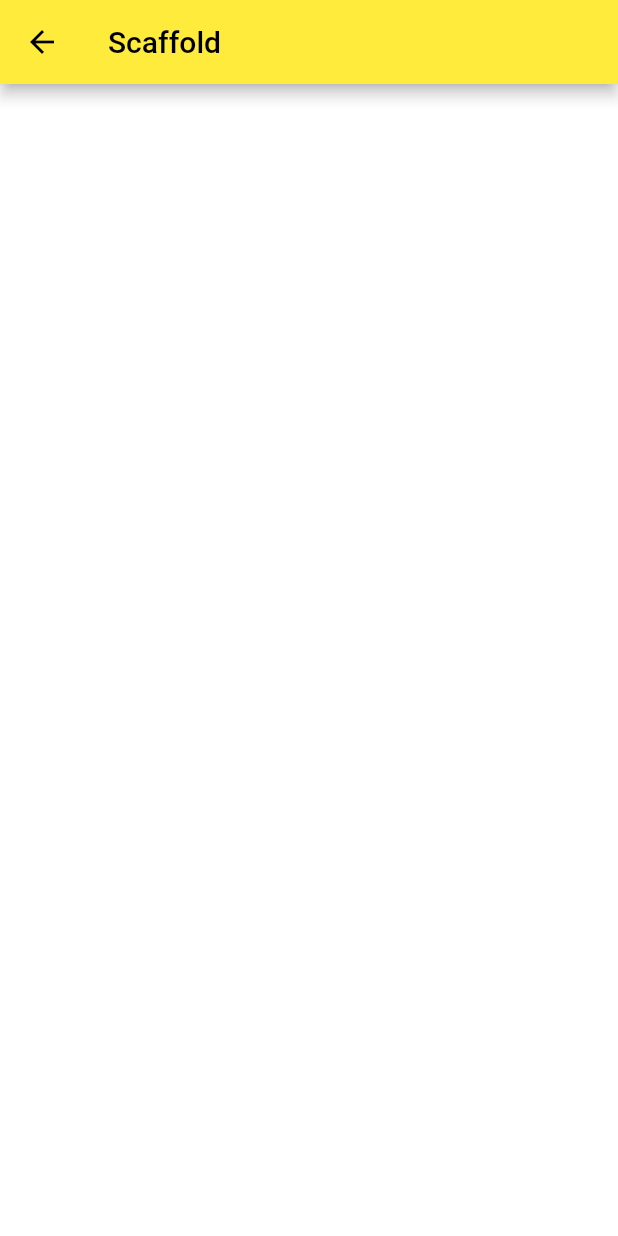
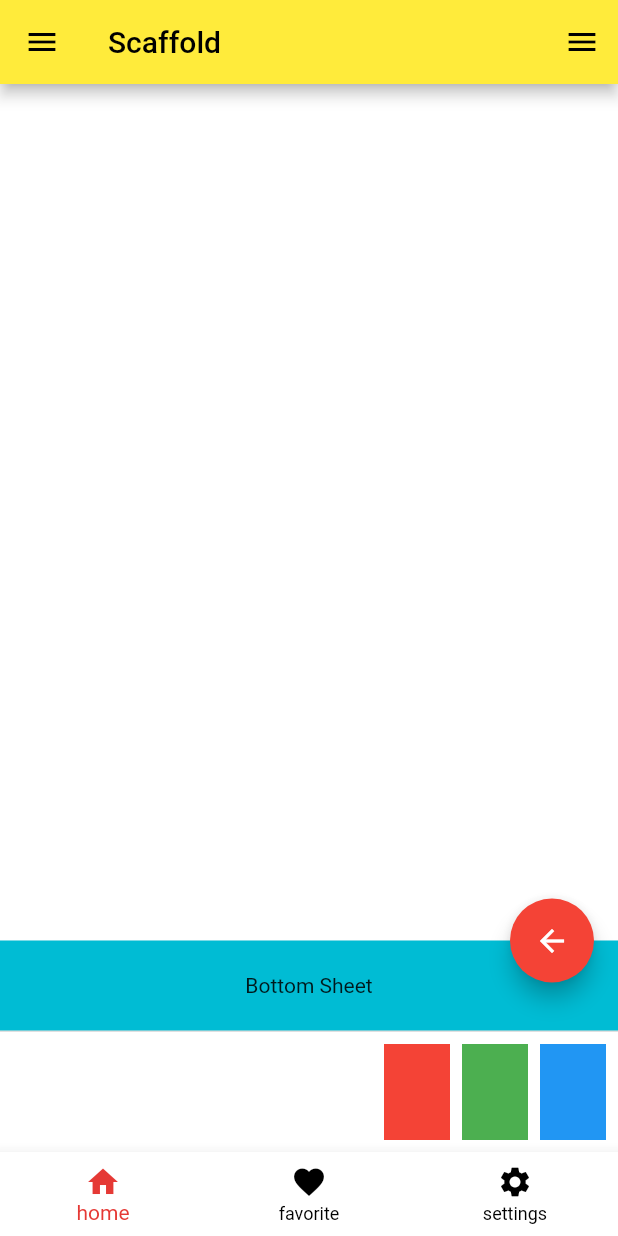
Before and after one commit to zone1026/flutterExample, a Flutter app: the YZScaffoldWidget screen opened directly, on a phone screen of 412 x 824 dp. Run offline on Flutter 3.47's test engine with Material 2 defaults, Android fonts, the phone set to English and light mode, and no system bars; our stand-ins replace get, transparent_image.

Commit message:
<feature> appBar&bottomNavigation&Tabbar&

```diff
--- a/lib/scaffold.dart
+++ b/lib/scaffold.dart
@@ -20,13 +20,98 @@ class YZScaffoldState extends State<YZScaffoldWidget> {
   Widget build(BuildContext context) {
     return Scaffold(
       backgroundColor: Colors.white,
-      appBar: AppBar(
-        // backgroundColor: Colors.cyan,
-        title: const Text("Scaffold"),
+      appBar: _appBar(),
+      body: _body(),
+      floatingActionButton: _floatingActionButton(),
+      floatingActionButtonAnimator: FloatingActionButtonAnimator.scaling,
+      floatingActionButtonLocation: FloatingActionButtonLocation.endFloat,
+      persistentFooterButtons: _persistentFooterButtons(),
+      drawer: const Drawer(),
+      endDrawer: const Drawer(),
+      bottomNavigationBar: _bottomNavigationBar(),
+      bottomSheet: _bottomSheet(),
+    );
+  }
+
+  AppBar _appBar() {
+    return AppBar(
+      title: const Text("Scaffold"),
+    );
+  }
+
+  SafeArea _body() {
+    return SafeArea(child: Container());
+  }
+
+  // 悬浮按钮
+  FloatingActionButton _floatingActionButton() {
+    return FloatingActionButton(
+      foregroundColor: Colors.white,
+      backgroundColor: Colors.red,
+      onPressed: () {
+        Navigator.pop(context);
+      },
+      child: const Icon(Icons.arrow_back),
+    );
+  }
+
+  // 显示在底部导航条上方的一组按钮
+  List<Widget> _persistentFooterButtons() {
+    return [
+      Container(
+        width: 44.0,
+        height: 64,
+        color: Colors.red,
       ),
-      body: SafeArea(
-        child: Container(),
+      Container(
+        width: 44.0,
+        height: 64.0,
+        color: Colors.green,
       ),
+      Container(
+        width: 44.0,
+        height: 64.0,
+        color: Colors.blue,
+      ),
+    ];
+  }
+
+  // 底部导航条
+  BottomNavigationBar _bottomNavigationBar() {
+    return BottomNavigationBar(
+      backgroundColor: Colors.white,
+      unselectedItemColor: Colors.black,
+      selectedItemColor: Colors.red[600],
+      landscapeLayout: BottomNavigationBarLandscapeLayout.centered,
+      items: const [
+        BottomNavigationBarItem(
+          icon: Icon(Icons.home),
+          label: 'home',
+        ),
+        BottomNavigationBarItem(
+          icon: Icon(Icons.favorite),
+          label: 'favorite',
+        ),
+        BottomNavigationBarItem(
+          icon: Icon(Icons.settings),
+          label: 'settings',
+        ),
+      ],
+    );
+  }
+
+  // 一个持久停留在body下方，底部控件上方的控件
+  BottomSheet _bottomSheet() {
+    return BottomSheet(
+      onClosing: () {},
+      builder: (BuildContext context) {
+        return Container(
+          height: 60.0,
+          color: Colors.cyan,
+          alignment: Alignment.center,
+          child: const Text('Bottom Sheet'),
+        );
+      },
     );
   }
 }
```
Also changed, not shown: lib/appBar.dart (added, +119 -0 lines), lib/bottomNavigationBar.dart (added, +66 -0 lines), lib/home.dart (+18 -0 lines), lib/tabBar.dart (added, +114 -0 lines).
